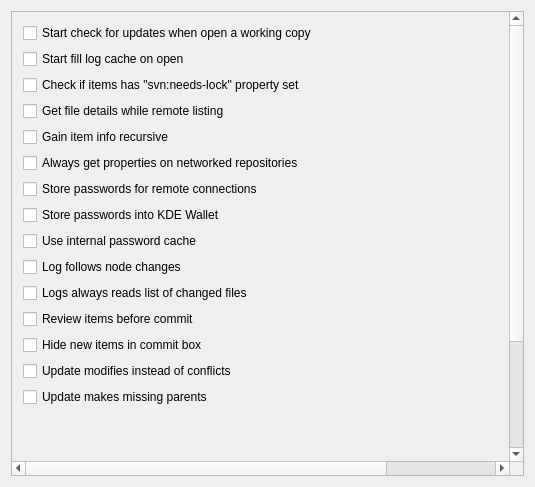
centic9/kdesvn-ppa, file src/settings/subversion_settings.ui: the form before one commit.
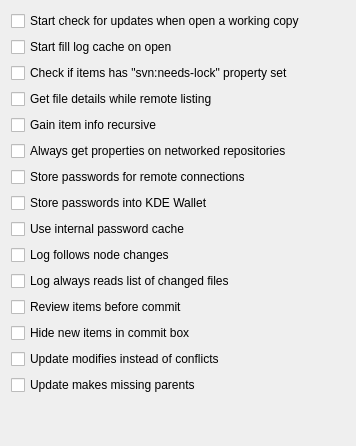
The form after the commit.

Diff of the .ui file:
```diff
--- a/src/settings/subversion_settings.ui
+++ b/src/settings/subversion_settings.ui
@@ -2,39 +2,11 @@
 <ui version="4.0">
  <class>SubversionSettings</class>
  <widget class="QWidget" name="SubversionSettings">
-  <property name="geometry">
-   <rect>
-    <x>0</x>
-    <y>0</y>
-    <width>535</width>
-    <height>487</height>
-   </rect>
-  </property>
   <property name="windowTitle">
    <string>Subversion Settings</string>
   </property>
-  <layout class="QVBoxLayout" name="verticalLayout_2">
-   <item>
-    <widget class="QScrollArea" name="scrollArea">
-     <property name="widgetResizable">
-      <bool>false</bool>
-     </property>
-     <property name="alignment">
-      <set>Qt::AlignLeading|Qt::AlignLeft|Qt::AlignTop</set>
-     </property>
-     <widget class="QWidget" name="scrollAreaWidgetContents_2">
-      <property name="geometry">
-       <rect>
-        <x>0</x>
-        <y>0</y>
-        <width>646</width>
-        <height>600</height>
-       </rect>
-      </property>
-      <layout class="QVBoxLayout" name="verticalLayout_3">
-       <item>
-        <layout class="QHBoxLayout" name="horizontalLayout">
-         <item>
+  <layout class="QGridLayout" name="gridLayout">
+   <item row="0" column="1" rowspan="2">
           <layout class="QVBoxLayout" name="verticalLayout">
            <item>
             <widget class="QCheckBox" name="kcfg_start_updates_check_on_open">
@@ -186,7 +158,7 @@
               <string>Reading lists of changed files may sometimes a little bit slow down things. But if this feature is switched off, kdesvn may fail generating differences between nodechanges from within the logviewer.</string>
              </property>
              <property name="text">
-              <string>Logs always reads list of changed files</string>
+        <string>Log always reads list of changed files</string>
              </property>
              <property name="shortcut">
               <string/>
@@ -241,7 +213,7 @@
            </item>
           </layout>
          </item>
-         <item>
+   <item row="0" column="2">
           <spacer name="horizontalSpacer">
            <property name="orientation">
             <enum>Qt::Horizontal</enum>
@@ -254,27 +226,18 @@
            </property>
           </spacer>
          </item>
-        </layout>
-       </item>
-       <item>
-        <spacer name="m_Spacer">
+   <item row="2" column="1">
+    <spacer name="verticalSpacer">
          <property name="orientation">
           <enum>Qt::Vertical</enum>
          </property>
-         <property name="sizeType">
-          <enum>QSizePolicy::Expanding</enum>
-         </property>
          <property name="sizeHint" stdset="0">
           <size>
            <width>20</width>
-           <height>48</height>
+       <height>40</height>
           </size>
          </property>
         </spacer>
-       </item>
-      </layout>
-     </widget>
-    </widget>
    </item>
   </layout>
  </widget>
```
Left out of the diff: 20 changed lines with no effect on the pictures. Lines whose indentation alone changed are shown as unchanged.
